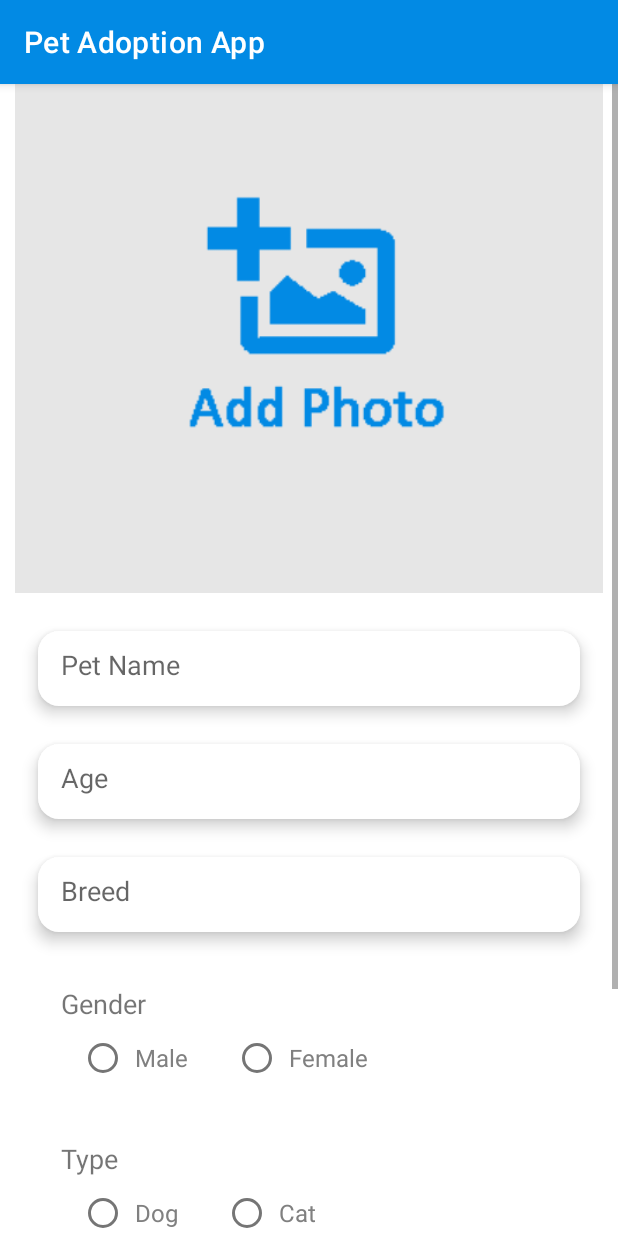
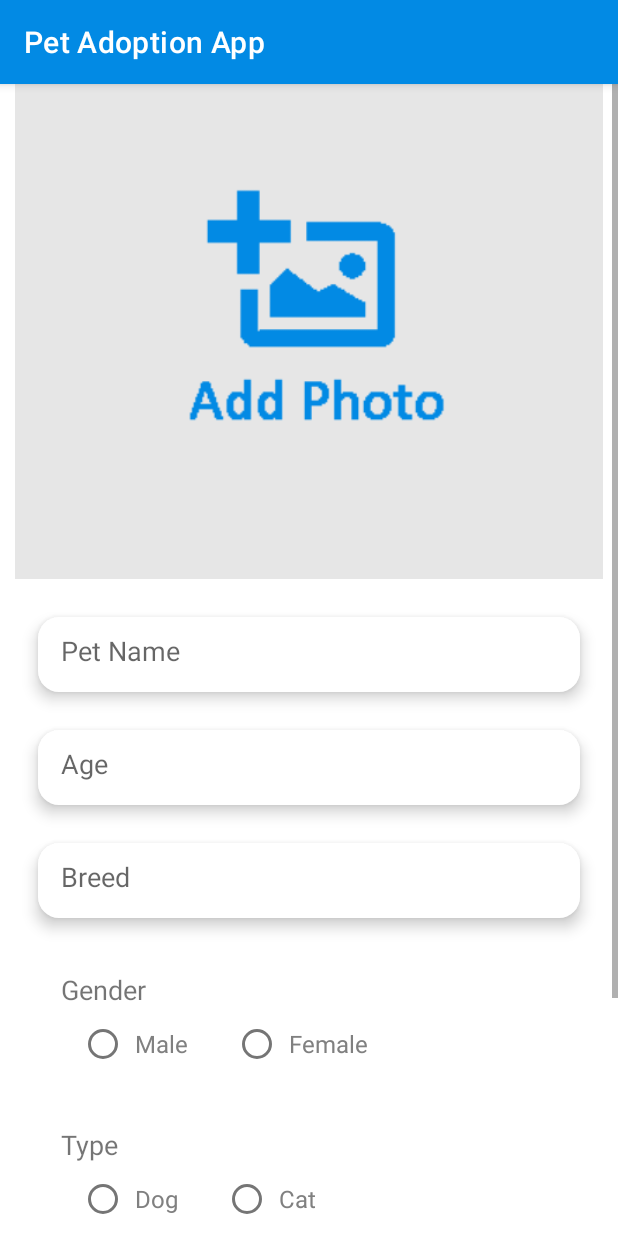
Before and after one commit to Pet-Adoption-App/Pet-Adoption-App, an Android app: the AddPets screen opened directly, with no data from a screen before it, on a phone screen of 412 x 824 dp. Run offline under Robolectric (Android 15) with nearby library versions, the phone set to English and light mode, and no system bars; our stand-ins replace Firebase (no records; nobody signed in at launch, a user with empty details on screens opened directly), Picasso.

Commit message:
Pet Image size fixed

```diff
--- a/app/src/main/res/layout/activity_add_pets.xml
+++ b/app/src/main/res/layout/activity_add_pets.xml
@@ -13,7 +13,7 @@
     <ImageView
         android:id="@+id/ivAddPet"
         android:layout_width="match_parent"
-        android:layout_height="wrap_content"
+        android:layout_height="330dp"
         android:layout_marginStart="10dp"
         android:layout_marginEnd="10dp"
         android:scaleType="centerCrop"
--- a/app/src/main/res/layout/activity_add_pets_ngo.xml
+++ b/app/src/main/res/layout/activity_add_pets_ngo.xml
@@ -13,7 +13,7 @@
         <ImageView
             android:id="@+id/ivAddPetNGO"
             android:layout_width="match_parent"
-            android:layout_height="wrap_content"
+            android:layout_height="330dp"
             android:layout_marginStart="10dp"
             android:layout_marginEnd="10dp"
             android:scaleType="centerCrop"
--- a/app/src/main/res/layout/activity_edit_pets.xml
+++ b/app/src/main/res/layout/activity_edit_pets.xml
@@ -14,7 +14,7 @@
         <ImageView
             android:id="@+id/ivEditPet"
             android:layout_width="match_parent"
-            android:layout_height="wrap_content"
+            android:layout_height="330dp"
             android:layout_marginStart="10dp"
             android:layout_marginEnd="10dp"
             android:scaleType="centerCrop"
--- a/app/src/main/res/layout/activity_view_lost_pets.xml
+++ b/app/src/main/res/layout/activity_view_lost_pets.xml
@@ -19,7 +19,7 @@
             <ImageView
                 android:id="@+id/ivViewLostPet"
                 android:layout_width="match_parent"
-                android:layout_height="wrap_content"
+                android:layout_height="330dp"
                 android:layout_marginStart="10dp"
                 android:layout_marginEnd="10dp"
                 android:scaleType="centerCrop"
--- a/app/src/main/res/layout/activity_view_pets.xml
+++ b/app/src/main/res/layout/activity_view_pets.xml
@@ -19,7 +19,7 @@
             <ImageView
                 android:id="@+id/ivViewPet"
                 android:layout_width="match_parent"
-                android:layout_height="wrap_content"
+                android:layout_height="330dp"
                 android:layout_marginStart="10dp"
                 android:layout_marginEnd="10dp"
                 android:scaleType="centerCrop"
```
